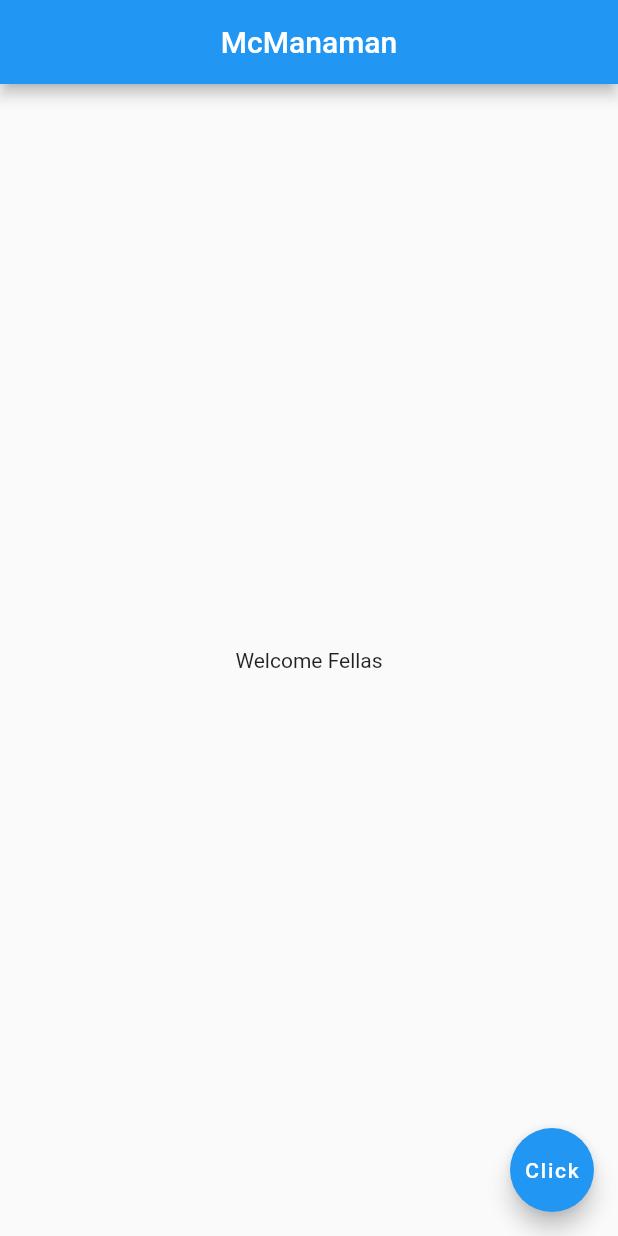
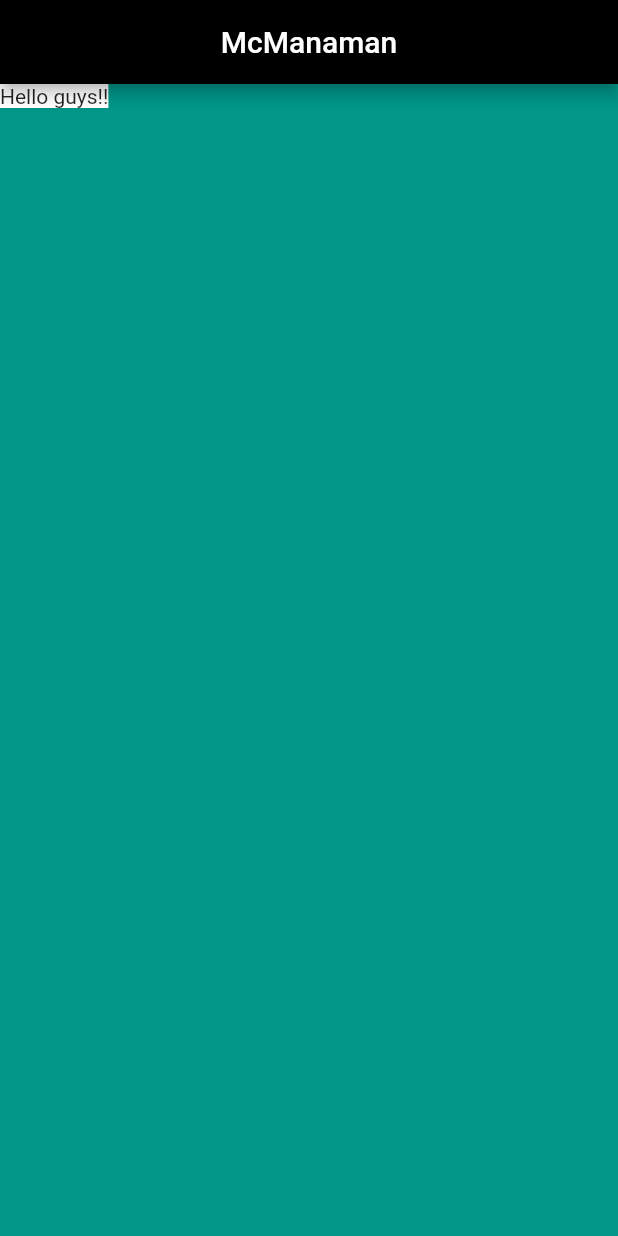
Before and after one commit to McManamanH/My1stRepo, a Flutter app: the screen it shows after launch, on a phone screen of 412 x 824 dp. Run offline on Flutter 3.47's test engine with Material 2 defaults, Android fonts, the phone set to English and light mode, and no system bars.

Commit message:
New Changes

```diff
--- a/lib/main.dart
+++ b/lib/main.dart
@@ -1,17 +1,26 @@
 import 'package:flutter/material.dart';
 
-void main() => runApp(MaterialApp(
+void main(){
+  runApp(MyApp());
+}
+class MyApp extends StatelessWidget{
+  @override
+Widget build(BuildContext context){
+    return MaterialApp(
         home: Scaffold(
+        backgroundColor: Colors.teal,
+          body: SafeArea(
+            child: Container(
+              color: Colors.white,
+              child: Text("Hello guys!!"),
+            ),
+          ),
           appBar: AppBar(
+            backgroundColor: Colors.black,
             title: Text('McManaman'),
             centerTitle: true,
           ),
-      body: Center(
-        child: Text('Welcome Fellas'),
         ),
-      floatingActionButton: FloatingActionButton(
-        onPressed: () {  },
-        child: Text('Click'),
-      ),
-    ),
-  ));
+    );
+  }
+}
```
Lines whose indentation alone changed are shown as unchanged.
